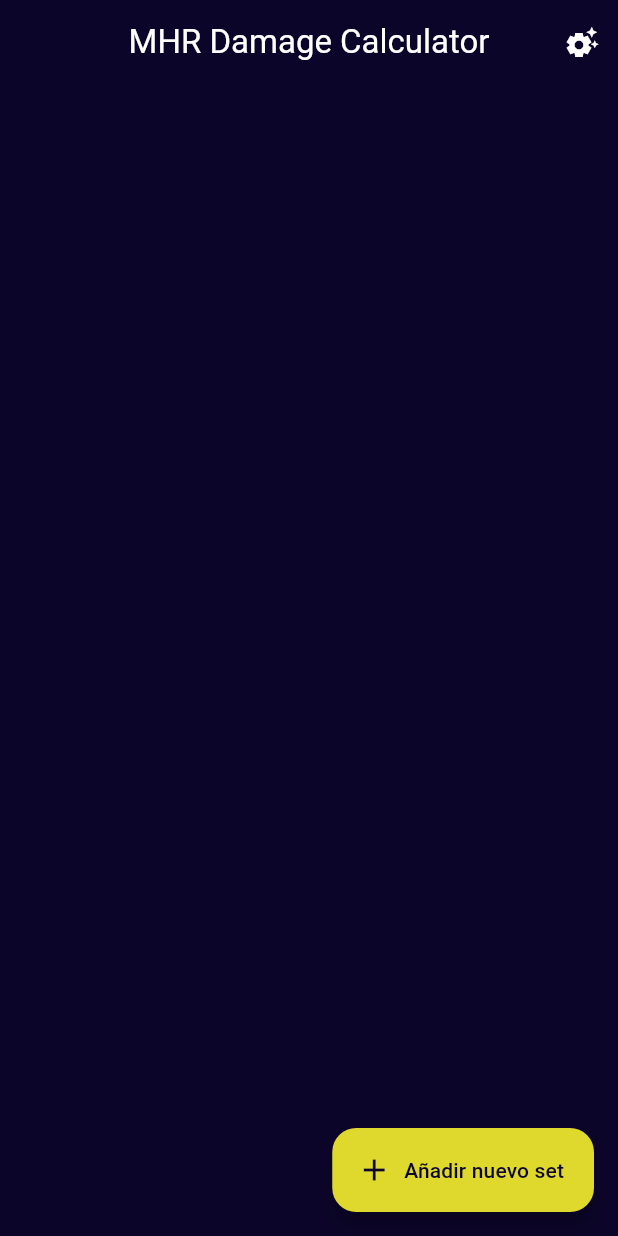
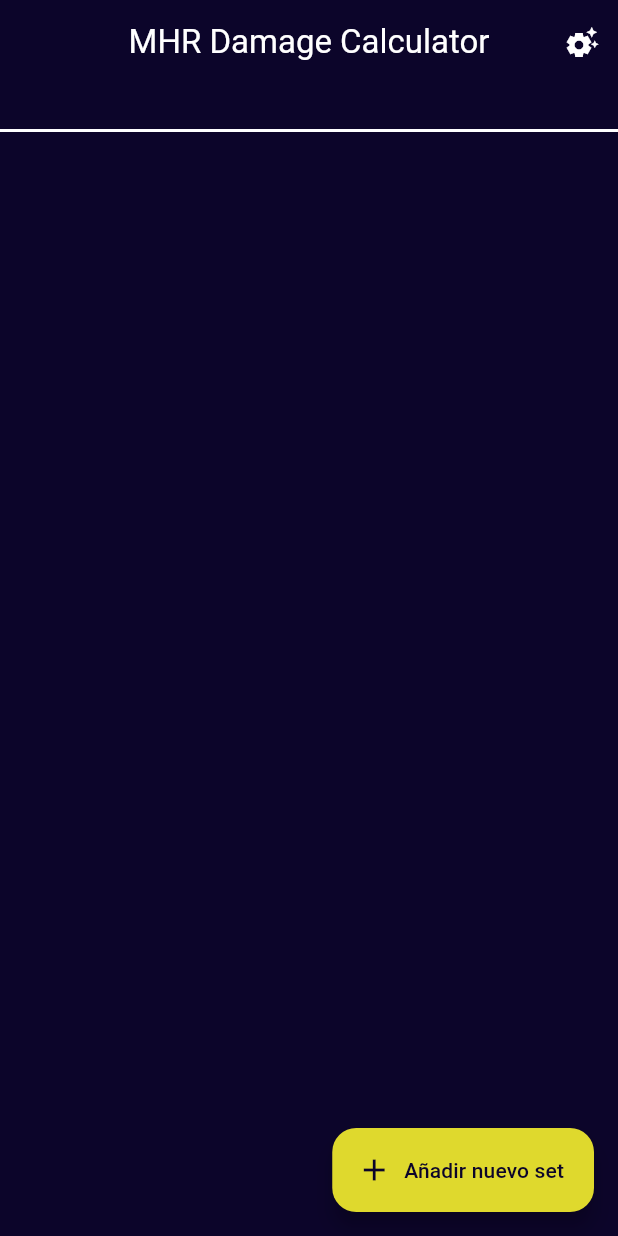
Before and after one commit to CarlosRamosDeveloper/monster_hunter_app, a Flutter app: the screen it shows after launch, on a phone screen of 412 x 824 dp. Run offline on Flutter 3.47's test engine with Material 2 defaults, Android fonts, the phone set to English and light mode, and no system bars; our stand-ins replace bloc, equatable, flutter_bloc, get_it.

Commit message:
added bottom border

```diff
--- a/lib/src/screens/home/homescreen.dart
+++ b/lib/src/screens/home/homescreen.dart
@@ -1,8 +1,9 @@
 import 'package:flutter/material.dart';
 import 'package:flutter_bloc/flutter_bloc.dart';
+import 'package:monster_hunter_app/src/screens/home/widgets/widgets.dart';
 
 import '../../bloc/player_data_bloc/player_data_bloc.dart';
-import 'widgets/widgets.dart';
+import '../../widgets/separator.dart';
 
 class HomeScreen extends StatelessWidget {
   const HomeScreen({Key? key}) : super(key: key);
@@ -37,11 +38,11 @@ class HomeScreen extends StatelessWidget {
                 SizedBox(
                   height: 30,
                 ),
+                Separator(),
+                BottomRectangle()
               ],
             ));
       },
     );
-
-    //TODO: Probar a añadir un modal para poner el botón de añadir set
   }
 }
--- /dev/null
+++ b/lib/src/screens/home/widgets/bottom_rectangle.dart
@@ -0,0 +1,18 @@
+import 'package:flutter/material.dart';
+
+class BottomRectangle extends StatelessWidget {
+  const BottomRectangle({
+    Key? key,
+  }) : super(key: key);
+
+  @override
+  Widget build(BuildContext context) {
+    return Container(
+      width: double.infinity,
+      height: 80,
+      decoration: BoxDecoration(
+          // color: Theme.of(context).primaryColor
+          color: Theme.of(context).primaryColor),
+    );
+  }
+}
--- a/lib/src/screens/home/widgets/widgets.dart
+++ b/lib/src/screens/home/widgets/widgets.dart
@@ -0,0 +1 @@
+export 'bottom_rectangle.dart';
```
